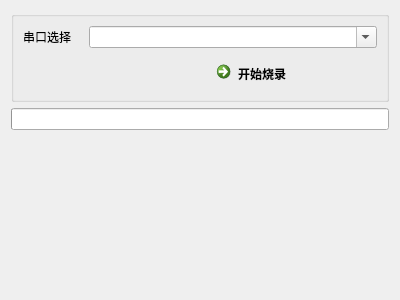
Above: gui/src/widgets/SingleBurnWindow.ui from kendryte/BurningTool before the change. Below: the same form after it.
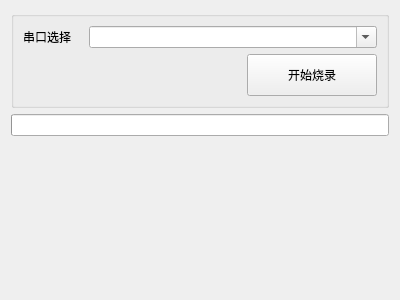
That is the form after the change. Custom widgets are drawn as their Qt base class.

Commit message: single window / app icon

```diff
--- a/gui/src/widgets/SingleBurnWindow.ui
+++ b/gui/src/widgets/SingleBurnWindow.ui
@@ -52,27 +52,33 @@
       </item>
       <item>
        <layout class="QHBoxLayout" name="horizontalLayout">
+        <property name="spacing">
+         <number>18</number>
+        </property>
         <item>
-         <spacer name="horizontalSpacer">
-          <property name="orientation">
-           <enum>Qt::Horizontal</enum>
+         <widget class="StateMessage" name="textStatus">
+          <property name="sizePolicy">
+           <sizepolicy hsizetype="Expanding" vsizetype="Preferred">
+            <horstretch>0</horstretch>
+            <verstretch>0</verstretch>
+           </sizepolicy>
           </property>
-          <property name="sizeHint" stdset="0">
+         </widget>
+        </item>
+        <item>
+         <widget class="QPushButton" name="btnStartBurn">
+          <property name="sizePolicy">
+           <sizepolicy hsizetype="Minimum" vsizetype="Preferred">
+            <horstretch>0</horstretch>
+            <verstretch>0</verstretch>
+           </sizepolicy>
+          </property>
+          <property name="minimumSize">
            <size>
-            <width>40</width>
-            <height>20</height>
+            <width>130</width>
+            <height>42</height>
            </size>
           </property>
-         </spacer>
-        </item>
-        <item>
-         <widget class="QCommandLinkButton" name="btnStartBurn">
-          <property name="sizePolicy">
-           <sizepolicy hsizetype="Minimum" vsizetype="Preferred">
-            <horstretch>0</horstretch>
-            <verstretch>0</verstretch>
-           </sizepolicy>
-          </property>
           <property name="text">
            <string>开始烧录</string>
           </property>
@@ -93,13 +99,6 @@
      </property>
     </widget>
    </item>
-   <item>
-    <widget class="QLabel" name="textStatus">
-     <property name="text">
-      <string/>
-     </property>
-    </widget>
-   </item>
    <item>
     <widget class="QLabel" name="textPortInfo">
      <property name="text">
@@ -122,6 +121,13 @@
    </item>
   </layout>
  </widget>
+ <customwidgets>
+  <customwidget>
+   <class>StateMessage</class>
+   <extends>QLabel</extends>
+   <header>widgets/StateMessage.h</header>
+  </customwidget>
+ </customwidgets>
  <resources/>
  <connections/>
 </ui>
```
The commit also changes 14 other files.
